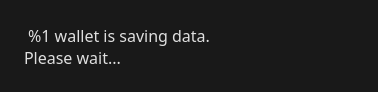
aejontargaryen/FanGoldWallet, file src/gui/ui/exitwidget.ui: the form before one commit.
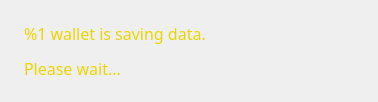
The form after the commit.

```diff
--- a/src/gui/ui/exitwidget.ui
+++ b/src/gui/ui/exitwidget.ui
@@ -7,22 +7,20 @@
     <x>0</x>
     <y>0</y>
     <width>378</width>
-    <height>92</height>
+    <height>102</height>
    </rect>
   </property>
   <property name="windowTitle">
    <string>Saving data</string>
   </property>
   <property name="styleSheet">
-   <string notr="true">background-color: rgb(25, 25, 25);
-	
-</string>
+   <string notr="true"/>
   </property>
   <layout class="QHBoxLayout" name="horizontalLayout" stretch="0,1">
    <item>
     <widget class="QLabel" name="m_clockLabel">
      <property name="styleSheet">
-      <string notr="true">background-color: rgb(25, 25, 25);</string>
+      <string notr="true"/>
      </property>
      <property name="text">
       <string/>
@@ -37,19 +35,37 @@
         <colorrole role="WindowText">
          <brush brushstyle="SolidPattern">
           <color alpha="255">
-           <red>223</red>
-           <green>223</green>
-           <blue>223</blue>
+           <red>237</red>
+           <green>212</green>
+           <blue>0</blue>
           </color>
          </brush>
         </colorrole>
         <colorrole role="Button">
-         <brush brushstyle="SolidPattern">
-          <color alpha="255">
-           <red>25</red>
-           <green>25</green>
-           <blue>25</blue>
-          </color>
+         <brush brushstyle="LinearGradientPattern">
+          <gradient startx="0.000000000000000" starty="0.000000000000000" endx="0.841000000000000" endy="1.000000000000000" type="LinearGradient" spread="PadSpread" coordinatemode="ObjectBoundingMode">
+           <gradientstop position="0.000000000000000">
+            <color alpha="255">
+             <red>0</red>
+             <green>0</green>
+             <blue>0</blue>
+            </color>
+           </gradientstop>
+           <gradientstop position="0.283582000000000">
+            <color alpha="255">
+             <red>47</red>
+             <green>48</green>
+             <blue>46</blue>
+            </color>
+           </gradientstop>
+           <gradientstop position="1.000000000000000">
+            <color alpha="255">
+             <red>106</red>
+             <green>106</green>
+             <blue>106</blue>
+            </color>
+           </gradientstop>
+          </gradient>
          </brush>
         </colorrole>
         <colorrole role="Light">
@@ -91,9 +107,9 @@
         <colorrole role="Text">
          <brush brushstyle="SolidPattern">
           <color alpha="255">
-           <red>216</red>
-           <green>216</green>
-           <blue>216</blue>
+           <red>237</red>
+           <green>212</green>
+           <blue>0</blue>
           </color>
          </brush>
         </colorrole>
@@ -109,28 +125,64 @@
         <colorrole role="ButtonText">
          <brush brushstyle="SolidPattern">
           <color alpha="255">
-           <red>255</red>
-           <green>255</green>
-           <blue>255</blue>
+           <red>237</red>
+           <green>212</green>
+           <blue>0</blue>
           </color>
          </brush>
         </colorrole>
         <colorrole role="Base">
-         <brush brushstyle="SolidPattern">
-          <color alpha="255">
-           <red>25</red>
-           <green>25</green>
-           <blue>25</blue>
-          </color>
+         <brush brushstyle="LinearGradientPattern">
+          <gradient startx="0.000000000000000" starty="0.000000000000000" endx="0.841000000000000" endy="1.000000000000000" type="LinearGradient" spread="PadSpread" coordinatemode="ObjectBoundingMode">
+           <gradientstop position="0.000000000000000">
+            <color alpha="255">
+             <red>0</red>
+             <green>0</green>
+             <blue>0</blue>
+            </color>
+           </gradientstop>
+           <gradientstop position="0.283582000000000">
+            <color alpha="255">
+             <red>47</red>
+             <green>48</green>
+             <blue>46</blue>
+            </color>
+           </gradientstop>
+           <gradientstop position="1.000000000000000">
+            <color alpha="255">
+             <red>106</red>
+             <green>106</green>
+             <blue>106</blue>
+            </color>
+           </gradientstop>
+          </gradient>
          </brush>
         </colorrole>
         <colorrole role="Window">
-         <brush brushstyle="SolidPattern">
-          <color alpha="255">
-           <red>25</red>
-           <green>25</green>
-           <blue>25</blue>
-          </color>
+         <brush brushstyle="LinearGradientPattern">
+          <gradient startx="0.000000000000000" starty="0.000000000000000" endx="0.841000000000000" endy="1.000000000000000" type="LinearGradient" spread="PadSpread" coordinatemode="ObjectBoundingMode">
+           <gradientstop position="0.000000000000000">
+            <color alpha="255">
+             <red>0</red>
+             <green>0</green>
+             <blue>0</blue>
+            </color>
+           </gradientstop>
+           <gradientstop position="0.283582000000000">
+            <color alpha="255">
+             <red>47</red>
+             <green>48</green>
+             <blue>46</blue>
+            </color>
+           </gradientstop>
+           <gradientstop position="1.000000000000000">
+            <color alpha="255">
+             <red>106</red>
+             <green>106</green>
+             <blue>106</blue>
+            </color>
+           </gradientstop>
+          </gradient>
          </brush>
         </colorrole>
         <colorrole role="Shadow">
@@ -174,19 +226,37 @@
         <colorrole role="WindowText">
          <brush brushstyle="SolidPattern">
           <color alpha="255">
-           <red>223</red>
-           <green>223</green>
-           <blue>223</blue>
+           <red>237</red>
+           <green>212</green>
+           <blue>0</blue>
           </color>
          </brush>
         </colorrole>
         <colorrole role="Button">
-         <brush brushstyle="SolidPattern">
-          <color alpha="255">
-           <red>25</red>
-           <green>25</green>
-           <blue>25</blue>
-          </color>
+         <brush brushstyle="LinearGradientPattern">
+          <gradient startx="0.000000000000000" starty="0.000000000000000" endx="0.841000000000000" endy="1.000000000000000" type="LinearGradient" spread="PadSpread" coordinatemode="ObjectBoundingMode">
+           <gradientstop position="0.000000000000000">
+            <color alpha="255">
+             <red>0</red>
+             <green>0</green>
+             <blue>0</blue>
+            </color>
+           </gradientstop>
+           <gradientstop position="0.283582000000000">
+            <color alpha="255">
+             <red>47</red>
+             <green>48</green>
+             <blue>46</blue>
+            </color>
+           </gradientstop>
+           <gradientstop position="1.000000000000000">
+            <color alpha="255">
+             <red>106</red>
+             <green>106</green>
+             <blue>106</blue>
+            </color>
+           </gradientstop>
+          </gradient>
          </brush>
         </colorrole>
         <colorrole role="Light">
@@ -228,9 +298,9 @@
         <colorrole role="Text">
          <brush brushstyle="SolidPattern">
           <color alpha="255">
-           <red>216</red>
-           <green>216</green>
-           <blue>216</blue>
+           <red>237</red>
+           <green>212</green>
+           <blue>0</blue>
           </color>
          </brush>
         </colorrole>
@@ -246,28 +316,64 @@
         <colorrole role="ButtonText">
          <brush brushstyle="SolidPattern">
           <color alpha="255">
-           <red>255</red>
-           <green>255</green>
-           <blue>255</blue>
+           <red>237</red>
+           <green>212</green>
+           <blue>0</blue>
           </color>
          </brush>
         </colorrole>
         <colorrole role="Base">
-         <brush brushstyle="SolidPattern">
-          <color alpha="255">
-           <red>25</red>
-           <green>25</green>
-           <blue>25</blue>
-          </color>
+         <brush brushstyle="LinearGradientPattern">
+          <gradient startx="0.000000000000000" starty="0.000000000000000" endx="0.841000000000000" endy="1.000000000000000" type="LinearGradient" spread="PadSpread" coordinatemode="ObjectBoundingMode">
+           <gradientstop position="0.000000000000000">
+            <color alpha="255">
+             <red>0</red>
+             <green>0</green>
+             <blue>0</blue>
+            </color>
+           </gradientstop>
+           <gradientstop position="0.283582000000000">
+            <color alpha="255">
+             <red>47</red>
+             <green>48</green>
+             <blue>46</blue>
+            </color>
+           </gradientstop>
+           <gradientstop position="1.000000000000000">
+            <color alpha="255">
+             <red>106</red>
+             <green>106</green>
+             <blue>106</blue>
+            </color>
+           </gradientstop>
+          </gradient>
          </brush>
         </colorrole>
         <colorrole role="Window">
-         <brush brushstyle="SolidPattern">
-          <color alpha="255">
-           <red>25</red>
-           <green>25</green>
-           <blue>25</blue>
-          </color>
+         <brush brushstyle="LinearGradientPattern">
+          <gradient startx="0.000000000000000" starty="0.000000000000000" endx="0.841000000000000" endy="1.000000000000000" type="LinearGradient" spread="PadSpread" coordinatemode="ObjectBoundingMode">
+           <gradientstop position="0.000000000000000">
+            <color alpha="255">
+             <red>0</red>
+             <green>0</green>
+             <blue>0</blue>
+            </color>
+           </gradientstop>
+           <gradientstop position="0.283582000000000">
+            <color alpha="255">
+             <red>47</red>
+             <green>48</green>
+             <blue>46</blue>
+            </color>
+           </gradientstop>
+           <gradientstop position="1.000000000000000">
+            <color alpha="255">
+             <red>106</red>
+             <green>106</green>
+             <blue>106</blue>
+            </color>
+           </gradientstop>
+          </gradient>
          </brush>
         </colorrole>
         <colorrole role="Shadow">
@@ -311,19 +417,37 @@
         <colorrole role="WindowText">
          <brush brushstyle="SolidPattern">
           <color alpha="255">
-           <red>35</red>
-           <green>35</green>
-           <blue>35</blue>
+           <red>237</red>
+           <green>212</green>
+           <blue>0</blue>
           </color>
          </brush>
         </colorrole>
         <colorrole role="Button">
-         <brush brushstyle="SolidPattern">
-          <color alpha="255">
-           <red>25</red>
-           <green>25</green>
-           <blue>25</blue>
-          </color>
+         <brush brushstyle="LinearGradientPattern">
+          <gradient startx="0.000000000000000" starty="0.000000000000000" endx="0.841000000000000" endy="1.000000000000000" type="LinearGradient" spread="PadSpread" coordinatemode="ObjectBoundingMode">
+           <gradientstop position="0.000000000000000">
+            <color alpha="255">
+             <red>0</red>
+             <green>0</green>
+             <blue>0</blue>
+            </color>
+           </gradientstop>
+           <gradientstop position="0.283582000000000">
+            <color alpha="255">
+             <red>47</red>
+             <green>48</green>
+             <blue>46</blue>
+            </color>
+           </gradientstop>
+           <gradientstop position="1.000000000000000">
+            <color alpha="255">
+             <red>106</red>
+             <green>106</green>
+             <blue>106</blue>
+            </color>
+           </gradientstop>
+          </gradient>
          </brush>
         </colorrole>
         <colorrole role="Light">
@@ -365,9 +489,9 @@
         <colorrole role="Text">
          <brush brushstyle="SolidPattern">
           <color alpha="255">
-           <red>35</red>
-           <green>35</green>
-           <blue>35</blue>
+           <red>237</red>
+           <green>212</green>
+           <blue>0</blue>
           </color>
          </brush>
         </colorrole>
@@ -383,28 +507,64 @@
         <colorrole role="ButtonText">
          <brush brushstyle="SolidPattern">
           <color alpha="255">
-           <red>35</red>
-           <green>35</green>
-           <blue>35</blue>
+           <red>237</red>
+           <green>212</green>
+           <blue>0</blue>
           </color>
          </brush>
         </colorrole>
         <colorrole role="Base">
-         <brush brushstyle="SolidPattern">
-          <color alpha="255">
-           <red>25</red>
-           <green>25</green>
-           <blue>25</blue>
-          </color>
+         <brush brushstyle="LinearGradientPattern">
+          <gradient startx="0.000000000000000" starty="0.000000000000000" endx="0.841000000000000" endy="1.000000000000000" type="LinearGradient" spread="PadSpread" coordinatemode="ObjectBoundingMode">
+           <gradientstop position="0.000000000000000">
+            <color alpha="255">
+             <red>0</red>
+             <green>0</green>
+             <blue>0</blue>
+            </color>
+           </gradientstop>
+           <gradientstop position="0.283582000000000">
+            <color alpha="255">
+             <red>47</red>
+             <green>48</green>
+             <blue>46</blue>
+            </color>
+           </gradientstop>
+           <gradientstop position="1.000000000000000">
+            <color alpha="255">
+             <red>106</red>
+             <green>106</green>
+             <blue>106</blue>
+            </color>
+           </gradientstop>
+          </gradient>
          </brush>
         </colorrole>
         <colorrole role="Window">
-         <brush brushstyle="SolidPattern">
-          <color alpha="255">
-           <red>25</red>
-           <green>25</green>
-           <blue>25</blue>
-          </color>
+         <brush brushstyle="LinearGradientPattern">
+          <gradient startx="0.000000000000000" starty="0.000000000000000" endx="0.841000000000000" endy="1.000000000000000" type="LinearGradient" spread="PadSpread" coordinatemode="ObjectBoundingMode">
+           <gradientstop position="0.000000000000000">
+            <color alpha="255">
+             <red>0</red>
+             <green>0</green>
+             <blue>0</blue>
+            </color>
+           </gradientstop>
+           <gradientstop position="0.283582000000000">
+            <color alpha="255">
+             <red>47</red>
+             <green>48</green>
+             <blue>46</blue>
+            </color>
+           </gradientstop>
+           <gradientstop position="1.000000000000000">
+            <color alpha="255">
+             <red>106</red>
+             <green>106</green>
+             <blue>106</blue>
+            </color>
+           </gradientstop>
+          </gradient>
          </brush>
         </colorrole>
         <colorrole role="Shadow">
@@ -448,22 +608,17 @@
      </property>
      <property name="font">
       <font>
-       <family>Cinzel Decorative</family>
-       <pointsize>12</pointsize>
-       <weight>50</weight>
-       <italic>false</italic>
-       <bold>false</bold>
-       <underline>false</underline>
-       <strikeout>false</strikeout>
-       <kerning>true</kerning>
+       <family>Unique</family>
       </font>
      </property>
      <property name="styleSheet">
-      <string notr="true">background-color: rgb(25, 25, 25);</string>
+      <string notr="true">color: rgb(237, 212, 0);
+font-family: Unique;
+
+</string>
      </property>
      <property name="text">
-      <string> %1 wallet is saving data.
-Please wait...</string>
+      <string>&lt;html&gt;&lt;head/&gt;&lt;body&gt;&lt;p&gt;&lt;span style=&quot; font-size:12pt; color:#edd400;&quot;&gt;%1 wallet is saving data.&lt;/span&gt;&lt;/p&gt;&lt;p&gt;&lt;span style=&quot; font-size:12pt; color:#edd400;&quot;&gt;Please wait...&lt;/span&gt;&lt;/p&gt;&lt;/body&gt;&lt;/html&gt;</string>
      </property>
     </widget>
    </item>
```
